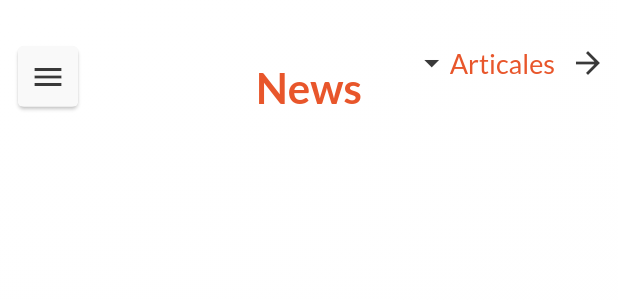
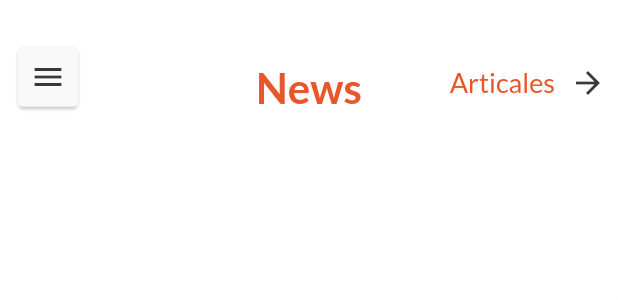
Before and after one commit to thamaraSenanayake/news_app, a Flutter app: the NewsPage widget shown alone on an empty page, opened directly, on a phone screen of 412 x 824 dp. Shown: the top 300 px of the screen. Run offline on Flutter 3.47's test engine with Material 2 defaults, Android fonts, the phone set to English and light mode, and no system bars; our stand-ins replace cached_network_image, cloud_firestore, firebase_messaging, flutter_spinkit, flutter_staggered_animations, share and 1 more; missing offline and left inert: admob_flutter, launch_review; accounts and stored records are empty.

Commit message:
first publish

```diff
--- a/lib/database/database.dart
+++ b/lib/database/database.dart
@@ -226,8 +226,6 @@ class Database{
   Future<List<News>> readHotNews() async{
     List<News> newsList = [];
     News news;
-    List imageList = [];
-    List<String> imageListString = [];
 
     QuerySnapshot querySnapshot = await hotNewsCollection.getDocuments();
     for (var item in querySnapshot.documents) {
--- a/lib/homePage.dart
+++ b/lib/homePage.dart
@@ -1,5 +1,6 @@
 import 'package:firebase_messaging/firebase_messaging.dart';
 import 'package:flutter/material.dart';
+import 'package:flutter/services.dart';
 import 'package:news_app/homePageListner.dart';
 import 'package:news_app/Splash/splash.dart';
 import 'package:news_app/Splash/splashListner.dart';
@@ -45,6 +46,9 @@ class _HomePageState extends State<HomePage> implements SplashStateListner, Lang
 
   @override
   Widget build(BuildContext context) {
+    SystemChrome.setSystemUIOverlayStyle(SystemUiOverlayStyle(
+      statusBarColor: AppData.ALLCOLOR,
+    ));
     setState(() {
       _height = MediaQuery.of(context).size.height;
       _width = MediaQuery.of(context).size.width;
@@ -61,6 +65,7 @@ class _HomePageState extends State<HomePage> implements SplashStateListner, Lang
           ),
         ),
       ),
+
       body: Container(
         decoration: BoxDecoration(
           gradient: LinearGradient(
--- a/lib/newspages/newsPage.dart
+++ b/lib/newspages/newsPage.dart
@@ -17,6 +17,8 @@ import 'package:news_app/module/topNews.dart';
 import 'package:news_app/res/addmob.dart';
 import 'package:admob_flutter/admob_flutter.dart';
 import 'package:intl/intl.dart';
+import 'package:flutter_staggered_animations/flutter_staggered_animations.dart';
+
 
 
 class NewsPage extends StatefulWidget {
@@ -103,12 +105,14 @@ class NewsPageState extends State<NewsPage>  implements NewsClickListner,DropDow
   }
 
   loadNews() async{
-    normalNews = await DBProvider.db.viewNews("");
+    normalNews = await DBProvider.db.viewNews();
     topNewsList = await DBProvider.db.viewHotNews();
     articleList = await DBProvider.db.viewArticale();
+
     _topNewsLoad();
     _normalNewsLoad(normalNews,true);
     _loadArticle();
+    DBProvider.db.deleteOldNews();
     _isloaded = true;
   }
 
@@ -773,10 +777,10 @@ class NewsPageState extends State<NewsPage>  implements NewsClickListner,DropDow
                               child: Row(
                                 mainAxisAlignment: MainAxisAlignment.end,
                                 children: <Widget>[
-                                  Icon(
-                                    _goForwed? Icons.arrow_drop_down:Icons.arrow_back,
+                                  !_goForwed?Icon(
+                                    Icons.arrow_back,
                                     color: AppData.isDark == 1? AppData.WHITE: AppData.BLACK,
-                                  ),
+                                  ):Container(),
                                   SizedBox(
                                     width:_goForwed?0:10
                                   ),
@@ -791,10 +795,10 @@ class NewsPageState extends State<NewsPage>  implements NewsClickListner,DropDow
                                   SizedBox(
                                     width:_goForwed?10:0
                                   ),
-                                  Icon(
-                                    _goForwed? Icons.arrow_forward:Icons.arrow_drop_down,
+                                  _goForwed?Icon(
+                                    Icons.arrow_forward,
                                     color: AppData.isDark == 1? AppData.WHITE: AppData.BLACK,
-                                  )
+                                  ):Container()
                                 ],
                               ),
                             ),
@@ -854,8 +858,19 @@ class NewsPageState extends State<NewsPage>  implements NewsClickListner,DropDow
                               Column(
                                 children: newNormalNewsWidgetAll
                               ),
-                              Column(
-                                children: normalNewsWidgetAll
+                              AnimationLimiter(
+                                child: Column(
+                                  children: AnimationConfiguration.toStaggeredList(
+                                  duration: const Duration(milliseconds: 375),
+                                    childAnimationBuilder: (widget) => SlideAnimation(
+                                      horizontalOffset: 50.0,
+                                      child: FadeInAnimation(
+                                        child: widget,
+                                      ),
+                                    ),
+                                    children: normalNewsWidgetAll,
+                                  ),
+                                ),
                               )
                             ]
                           ),
@@ -869,8 +884,20 @@ class NewsPageState extends State<NewsPage>  implements NewsClickListner,DropDow
                         child: MediaQuery.removePadding(
                           context: context,
                           removeTop:true,
-                          child: ListView(
-                            children: articleWidget
+                          child: AnimationLimiter(
+                            child: ListView(
+                              children: AnimationConfiguration.toStaggeredList(
+                                duration: const Duration(milliseconds: 375),
+                                childAnimationBuilder: (widget) => SlideAnimation(
+                                  horizontalOffset: 50.0,
+                                  child: FadeInAnimation(
+                                    child: widget,
+                                  ),
+                                ),
+                                children: articleWidget
+                              ),
+
+                            ),
                           )
                         )
                       ),
--- a/lib/res/addmob.dart
+++ b/lib/res/addmob.dart
@@ -14,8 +14,8 @@ class AddMobSerivce{
     if(Platform.isIOS){
       return "ca-app-pub-4827514016608108/6579029918";
     }else{
-      return "ca-app-pub-3940256099942544/6300978111";
-      // return "ca-app-pub-4827514016608108/1901418300";
+      // return "ca-app-pub-3940256099942544/6300978111";
+      return "ca-app-pub-4827514016608108/1901418300";
     }
   }
 
--- a/pubspec.yaml
+++ b/pubspec.yaml
@@ -27,13 +27,15 @@ dependencies:
   path_provider: ^1.6.8
   cached_network_image: ^2.2.0+1
   sqflite:
-  flutter_spinkit: ^3.1.0
+  flutter_spinkit: ^4.1.2
   # zoom_widget: ^0.1.3
   launch_review: ^2.0.0
   share: ^0.6.4+3
   url_launcher: ^5.4.2
   admob_flutter: ^0.3.4
   firebase_messaging: ^6.0.16
+  flutter_staggered_animations: ^0.1.2
+
 
 
 
```
Also changed, not shown: lib/Splash/splash.dart (+1 -10 lines), lib/database/sqlLitedatabase.dart (+4 -4 lines), lib/language/language.dart (+20 -0 lines), lib/module/topNews.dart (+9 -14 lines), lib/newspages/fullPageArticle.dart (+28 -1 lines), lib/newspages/fullPageNews.dart (+13 -0 lines), lib/res/curvePainter.dart (deleted, +0 -26 lines), pubspec.lock, 6 other files.
